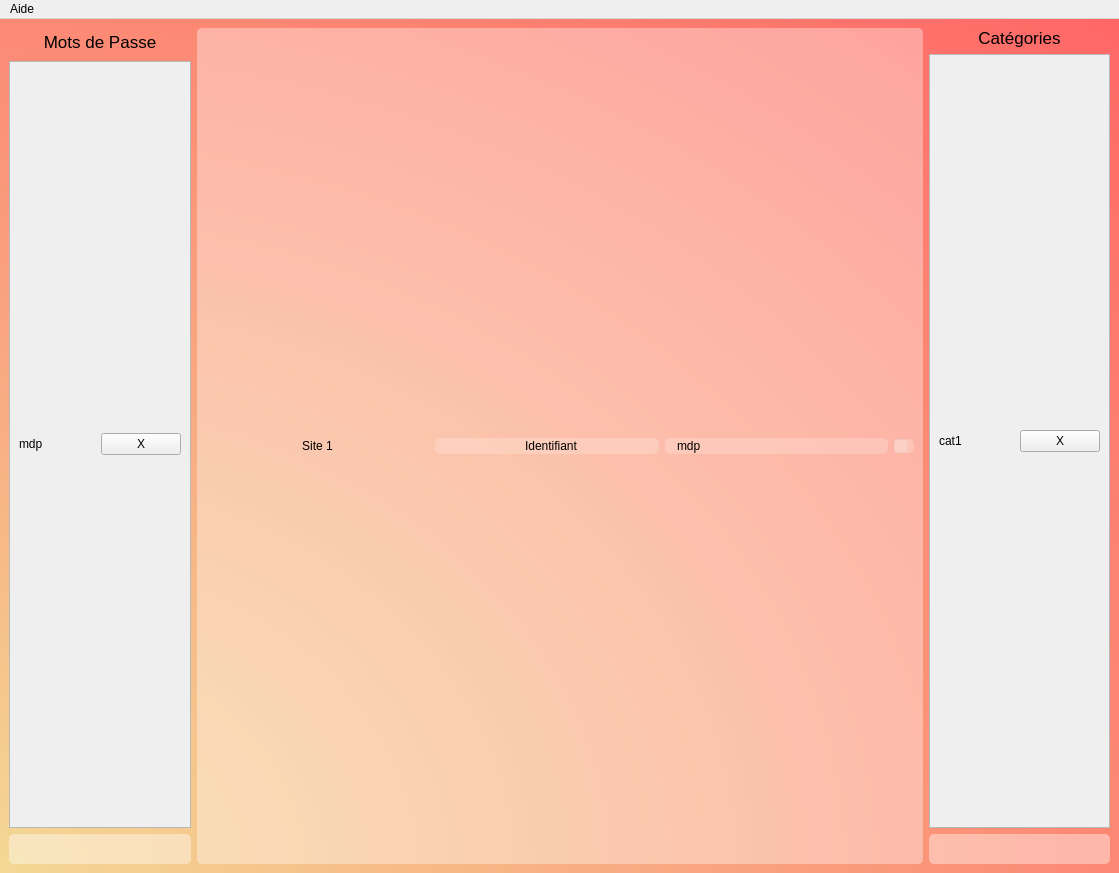
Before: the Qt Designer form Interface_graphique/PyQt/UI/fenetreGestion_test.ui in MindPass/Code, drawn with Qt 5.
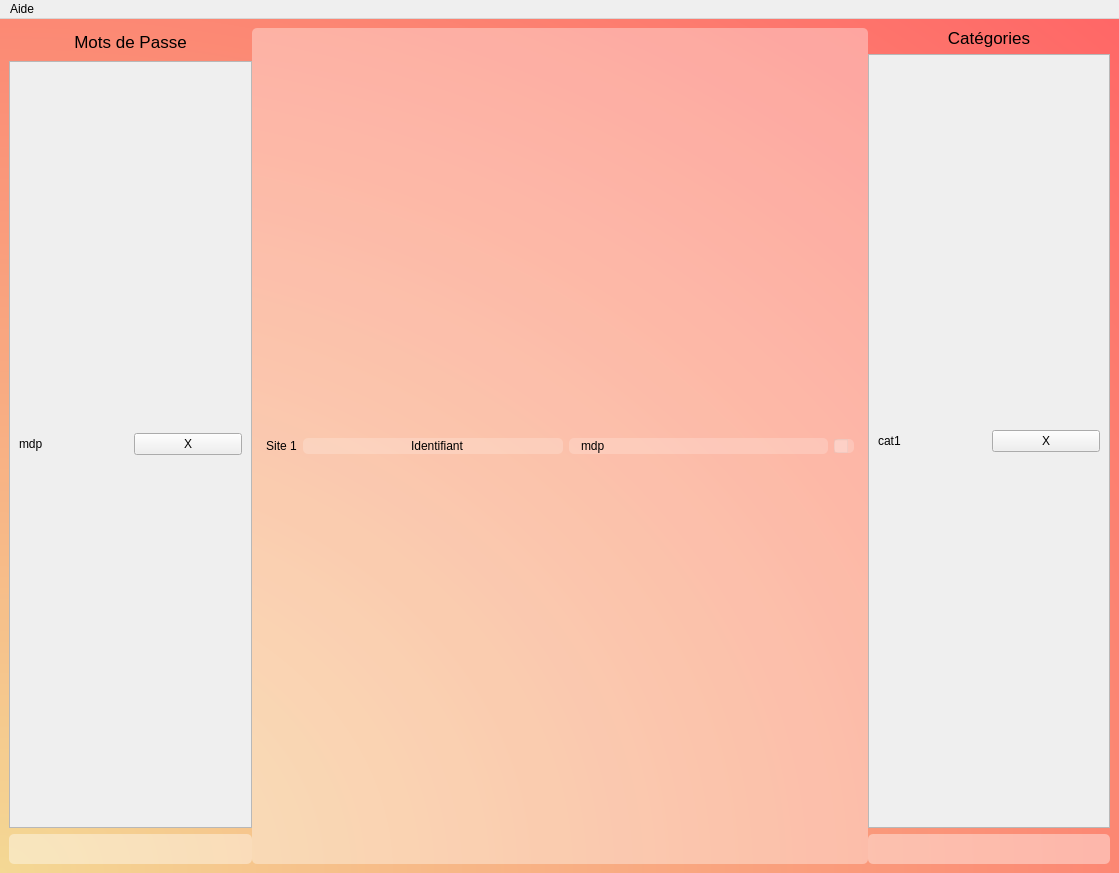
After: the same form once the commit is applied. Icons and pictures are not drawn.

Commit message: gestion design ++

What changed in the file:
```diff
--- a/Interface_graphique/PyQt/UI/fenetreGestion_test.ui
+++ b/Interface_graphique/PyQt/UI/fenetreGestion_test.ui
@@ -48,8 +48,16 @@
    <property name="enabled">
     <bool>true</bool>
    </property>
-   <layout class="QHBoxLayout" name="horizontalLayout" stretch="1,4,1">
+   <layout class="QHBoxLayout" name="horizontalLayout">
     <item>
+     <widget class="QSplitter" name="splitter">
+      <property name="orientation">
+       <enum>Qt::Horizontal</enum>
+      </property>
+      <property name="handleWidth">
+       <number>0</number>
+      </property>
+      <widget class="QWidget" name="">
      <layout class="QVBoxLayout" name="Passwords" stretch="0,4,1">
       <item>
        <widget class="QLabel" name="titre_pwd">
@@ -80,12 +88,15 @@
         <property name="widgetResizable">
          <bool>true</bool>
         </property>
+          <property name="alignment">
+           <set>Qt::AlignLeading|Qt::AlignLeft|Qt::AlignTop</set>
+          </property>
         <widget class="QWidget" name="scrollAreaWidgetContents_pwd">
          <property name="geometry">
           <rect>
            <x>0</x>
            <y>0</y>
-           <width>178</width>
+             <width>238</width>
            <height>765</height>
           </rect>
          </property>
@@ -138,9 +149,11 @@
        </widget>
       </item>
      </layout>
-    </item>
+      </widget>
+      <widget class="QWidget" name="verticalLayoutWidget_2">
+       <layout class="QVBoxLayout" name="Sites">
     <item>
-     <widget class="QScrollArea" name="Sites">
+         <widget class="QScrollArea" name="scrollArea_sites">
       <property name="enabled">
        <bool>true</bool>
       </property>
@@ -166,18 +179,33 @@
       <property name="widgetResizable">
        <bool>true</bool>
       </property>
+          <property name="alignment">
+           <set>Qt::AlignLeading|Qt::AlignLeft|Qt::AlignTop</set>
+          </property>
       <widget class="QWidget" name="scrollAreaWidgetContents_sites">
        <property name="geometry">
         <rect>
          <x>0</x>
          <y>0</y>
-         <width>726</width>
-         <height>834</height>
+             <width>613</width>
+             <height>832</height>
         </rect>
        </property>
        <layout class="QVBoxLayout" name="verticalLayout">
         <item>
-         <layout class="QHBoxLayout" name="ligne_site" stretch="1,1,1,0">
+             <layout class="QHBoxLayout" name="ligne_site">
+              <property name="leftMargin">
+               <number>5</number>
+              </property>
+              <property name="topMargin">
+               <number>10</number>
+              </property>
+              <property name="rightMargin">
+               <number>5</number>
+              </property>
+              <property name="bottomMargin">
+               <number>10</number>
+              </property>
           <item>
            <widget class="QLabel" name="site_web">
             <property name="text">
@@ -227,7 +255,9 @@
       </widget>
      </widget>
     </item>
-    <item>
+       </layout>
+      </widget>
+      <widget class="QWidget" name="">
      <layout class="QVBoxLayout" name="Categories" stretch="0,4,1">
       <property name="sizeConstraint">
        <enum>QLayout::SetNoConstraint</enum>
@@ -255,12 +285,15 @@
         <property name="widgetResizable">
          <bool>true</bool>
         </property>
+          <property name="alignment">
+           <set>Qt::AlignLeading|Qt::AlignLeft|Qt::AlignTop</set>
+          </property>
         <widget class="QWidget" name="scrollAreaWidgetContents_cat">
          <property name="geometry">
           <rect>
            <x>0</x>
            <y>0</y>
-           <width>177</width>
+             <width>240</width>
            <height>767</height>
           </rect>
          </property>
@@ -313,6 +346,8 @@
        </widget>
       </item>
      </layout>
+      </widget>
+     </widget>
     </item>
    </layout>
   </widget>
```
Left out of the diff: 1 changed line with no effect on the pictures. Lines whose indentation alone changed are shown as unchanged. The commit also changes 1 other file.
